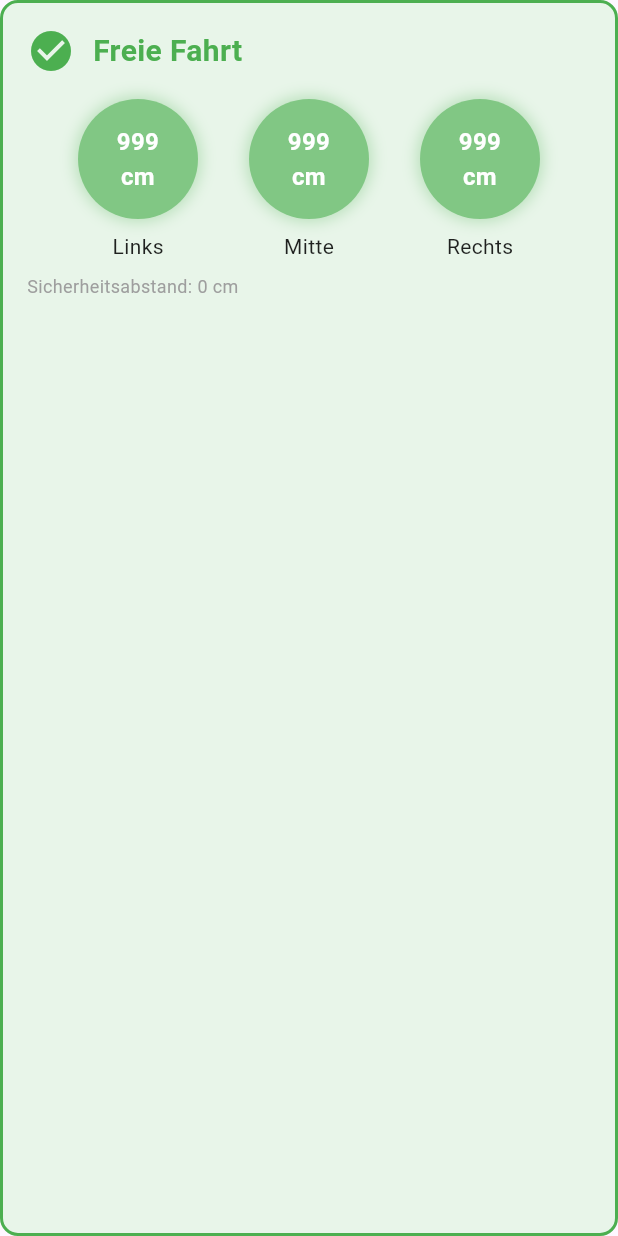
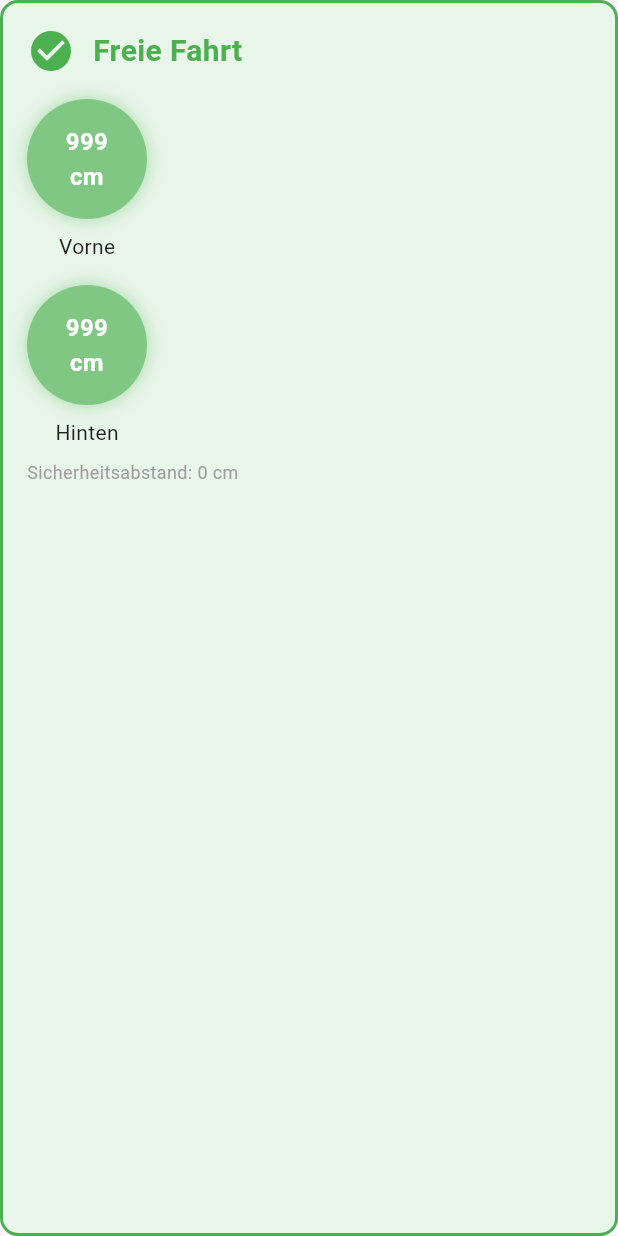
Before and after one commit to notWetro/HandGestures2Bot, a Flutter app: the ObstacleVisualizationWidget widget shown alone on an empty page, opened directly with empty values, on a phone screen of 412 x 824 dp. Run offline on Flutter 3.47's test engine with Material 3 defaults, Android fonts, the phone set to English and light mode, and no system bars; our stand-ins replace audioplayers, file_picker, flutter_tts, shared_preferences, speech_to_text; missing offline and left inert: flutter_gemma; accounts and stored records are empty; network calls fail.

Commit message:
fixed "Backward object" warning in App

```diff
--- a/flutterapp/lib/views/obstacle_visualization_widget.dart
+++ b/flutterapp/lib/views/obstacle_visualization_widget.dart
@@ -55,12 +55,11 @@ class ObstacleVisualizationWidget extends StatelessWidget {
   }
 
   Widget _buildSensorRow() {
-    return Row(
-      mainAxisAlignment: MainAxisAlignment.spaceEvenly,
+    return Column(
       children: [
-        _buildSectorIndicator('left', 'Links'),
-        _buildSectorIndicator('center', 'Mitte'),
-        _buildSectorIndicator('right', 'Rechts'),
+        _buildSectorIndicator('center', 'Vorne'),
+        const SizedBox(height: 16),
+        _buildSectorIndicator('behind', 'Hinten'),
       ],
     );
   }
--- a/flutterapp/lib/views/settings_pages/bluetooth_setup_page.dart
+++ b/flutterapp/lib/views/settings_pages/bluetooth_setup_page.dart
@@ -34,7 +34,9 @@ class _BluetoothSetupPageState extends State<BluetoothSetupPage> {
     super.initState();
     _loadSavedIp();
 
-    _ipSubscription = _bluetoothService.onIpAddressReceived.listen((ipAddress) async {
+    _ipSubscription = _bluetoothService.onIpAddressReceived.listen((
+      ipAddress,
+    ) async {
       debugPrint('UI: Received IP Address from Robot: $ipAddress');
       if (mounted) {
         setState(() {
```
